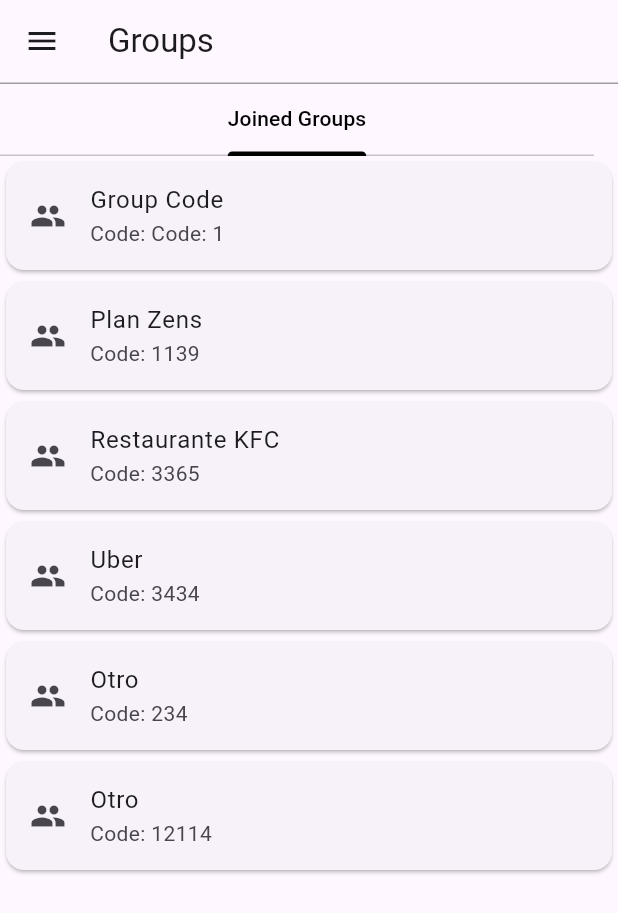
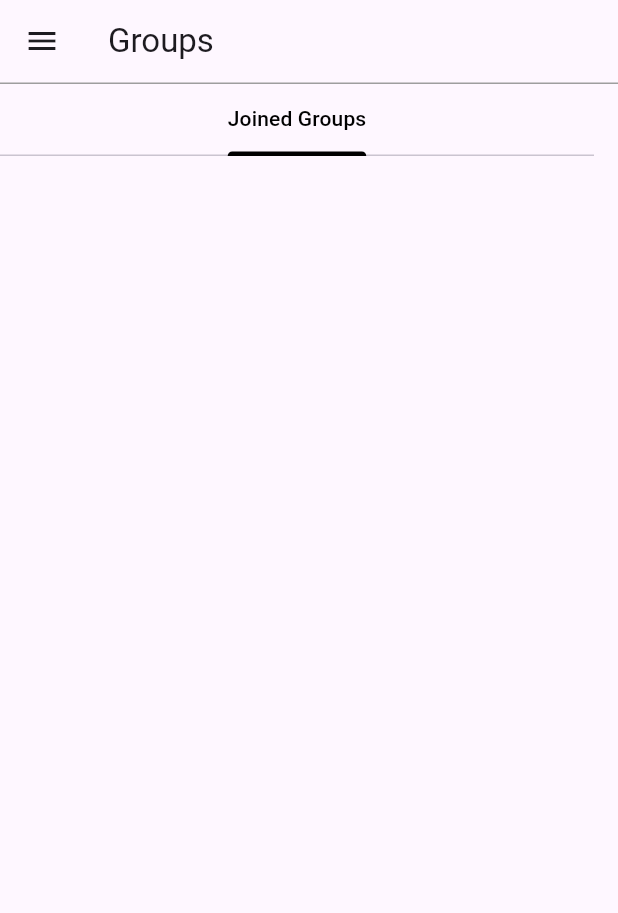
Before and after one commit to martinavasconez/SplitWise, a Flutter app: the GroupScreen screen opened directly, on a phone screen of 412 x 824 dp. Shown: the top 913 px of the screen. Run offline on Flutter 3.47's test engine with Material 3 defaults, Android fonts, the phone set to English and light mode, and no system bars; accounts and stored records are empty; generated files the repository leaves out were written again.

Commit message:
load group cards from user

```diff
--- a/frontend/lib/GroupScreen.dart
+++ b/frontend/lib/GroupScreen.dart
@@ -1,13 +1,13 @@
 import 'package:flutter/material.dart';
 import 'CreateGroupScreen.dart';
 import 'JoinGroupScreen.dart';
-import 'GroupDetailsScreen.dart'; // Asegúrate de importar la pantalla de detalles del grupo
-import 'Grupo.dart'; // Importamos la clase Grupo para su uso aquí
-import 'Usuario.dart'; // Importamos la clase Usuario para su uso aquí
+import 'GroupDetailsScreen.dart';
+import 'Grupo.dart';
+import 'Usuario.dart';
 
 class GroupScreen extends StatefulWidget {
-  final Grupo? group; // Ahora group puede ser nulo
   final Usuario? usuario;
+  final Grupo? group;
 
   GroupScreen({this.group, this.usuario});
 
@@ -79,11 +79,11 @@
           children: <Widget>[
             UserAccountsDrawerHeader(
               accountName: Text(
-                widget.usuario?.nombre ?? "Johanna Doe",
+                widget.usuario?.nombre?? "Johanna Doe",
                 style: TextStyle(color: Colors.black),
               ),
               accountEmail: Text(
-                widget.usuario?.correo ?? "johanna@company.com",
+                widget.usuario?.correo?? "johanna@company.com",
                 style: TextStyle(color: Colors.black),
               ),
               currentAccountPicture: CircleAvatar(
@@ -132,17 +132,12 @@
       body: TabBarView(
         controller: _tabController,
         children: [
-          ListView(
-            children: [
-              if (widget.group != null)
-                buildGroupCard(widget.group!.nombre ?? '',('Code: ${widget.group!.id ?? ''}')),
-              // Cards que ya estaban implementadas
-              buildGroupCard('Plan Zens', '1139'),
-              buildGroupCard('Restaurante KFC', '3365'),
-              buildGroupCard('Uber', '3434'),
-              buildGroupCard('Otro', '234'),
-              buildGroupCard('Otro', '12114'),
-            ],
+          ListView.builder(
+            itemCount: widget.usuario?.listaDeGrupos?.length?? 0,
+            itemBuilder: (context, index) {
+              Grupo grupo = widget.usuario!.listaDeGrupos![index];
+              return buildGroupCard(grupo.nombre!, grupo.id.toString());
+            },
           ),
         ],
       ),
--- a/frontend/lib/SignInScreen.dart
+++ b/frontend/lib/SignInScreen.dart
@@ -21,6 +21,7 @@
   try {
     // Intentamos iniciar sesión usando el método signIn de Usuario
     Usuario? usuario = await Usuario.signIn(email, password);
+    await usuario?.fetchGroups();
     Navigator.pushReplacement(
         context,
         MaterialPageRoute(builder: (context) => GroupScreen(usuario: usuario,)),
--- a/frontend/lib/SignUpScreen.dart
+++ b/frontend/lib/SignUpScreen.dart
@@ -129,7 +129,7 @@
                   try {
                     // Use the signUp method from Usuario.dart
                     Usuario newUser = await Usuario.signUp(nameController.text, emailController.text, passwordController.text);
-
+                    await newUser.fetchGroups();
                     // Navigate to SignInScreen on success
                     Navigator.push(context, MaterialPageRoute(builder: (_) => GroupScreen(usuario: newUser,)));
 
--- a/frontend/lib/Usuario.dart
+++ b/frontend/lib/Usuario.dart
@@ -84,4 +84,6 @@
   }
 }
 
+
+
 }
--- a/frontend/lib/config/api.dart
+++ b/frontend/lib/config/api.dart
@@ -1,4 +1,4 @@
 library my_prj.globals;
 
-String apiBaseUrlEmulator = 'http://localhost:2525';
+String apiBaseUrlEmulator = 'http://10.0.2.2:2525';
 String apiBaseUrl = 'http://localhost:2525';
```
Also changed, not shown: 2 other files.
